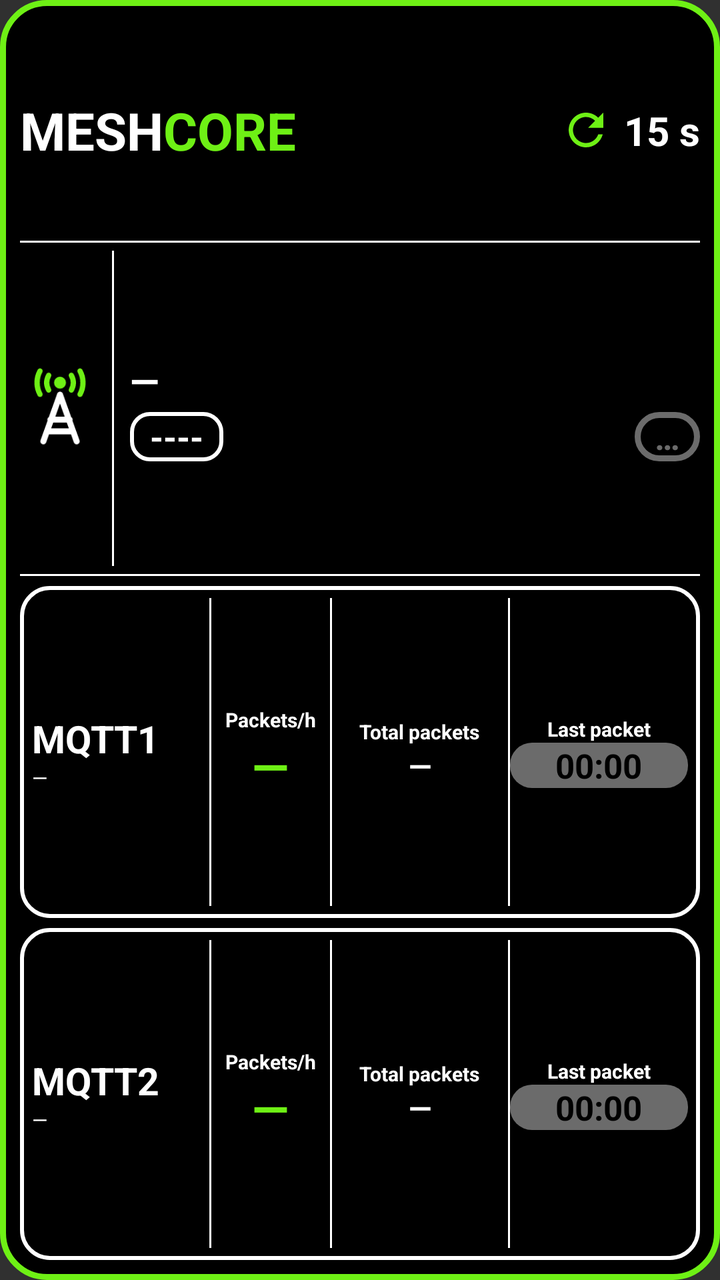
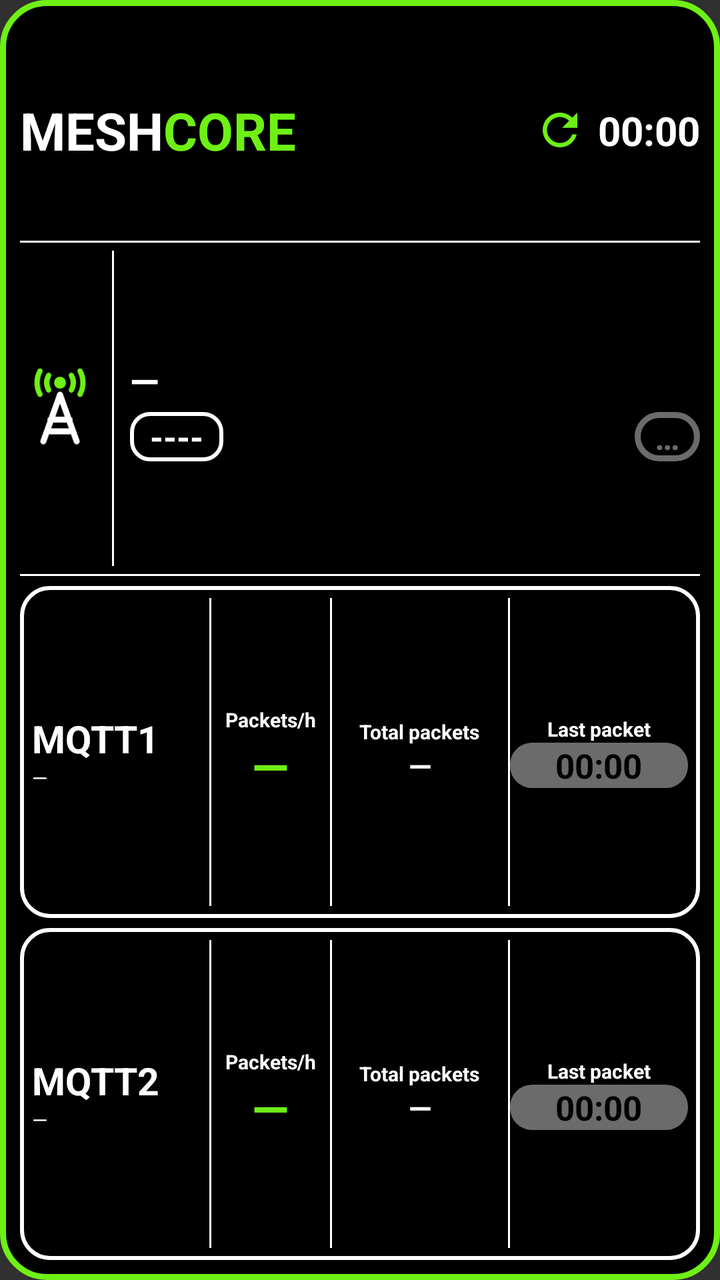

Compare the two renders of this Android layout. The source of the first and the diff that turns it into the second are given below.
<!-- AndroidManifest.xml: application theme android:Theme.Material.NoActionBar -->
<!-- res/layout/widget_observer.xml -->
<?xml version="1.0" encoding="utf-8"?>
<LinearLayout xmlns:android="http://schemas.android.com/apk/res/android"
    android:id="@+id/widget_root"
    android:layout_width="match_parent"
    android:layout_height="match_parent"
    android:orientation="vertical"
    android:padding="10dp"
    android:background="@drawable/widget_bg">

    
    <LinearLayout
        android:layout_width="match_parent"
        android:layout_height="0dp"
        android:layout_weight="2"
        android:orientation="horizontal"
        android:gravity="center_vertical">
        <TextView android:layout_width="wrap_content" android:layout_height="wrap_content"
            android:text="MESH" android:textColor="#FFFFFF" android:textStyle="bold" android:textSize="26sp" android:maxLines="1"/>
        <TextView android:layout_width="wrap_content" android:layout_height="wrap_content"
            android:text="CORE" android:textColor="#6EF015" android:textStyle="bold" android:textSize="26sp" android:maxLines="1"/>
        <FrameLayout android:layout_width="0dp" android:layout_height="1dp" android:layout_weight="1"/>
        <ImageView android:id="@+id/refresh_icon" android:layout_width="26dp" android:layout_height="26dp"
            android:src="@drawable/ic_refresh" android:contentDescription="@null"/>
        <TextView android:id="@+id/interval_text" android:layout_width="wrap_content" android:layout_height="wrap_content"
            android:layout_marginStart="6dp" android:text="15 s" android:textColor="#FFFFFF" android:textStyle="bold" android:textSize="20sp" android:maxLines="1"/>
    </LinearLayout>

    <FrameLayout android:layout_width="match_parent" android:layout_height="1dp" android:background="#FFFFFF"/>

    
    <LinearLayout
        android:layout_width="match_parent"
        android:layout_height="0dp"
        android:layout_weight="3"
        android:orientation="horizontal"
        android:gravity="center_vertical"
        android:paddingTop="4dp" android:paddingBottom="4dp">
        <ImageView android:layout_width="40dp" android:layout_height="40dp"
            android:src="@drawable/ic_tower" android:contentDescription="@null"/>
        <FrameLayout android:layout_width="1dp" android:layout_height="match_parent" android:layout_marginStart="6dp" android:layout_marginEnd="8dp" android:background="#FFFFFF"/>
        <LinearLayout android:layout_width="0dp" android:layout_height="wrap_content" android:layout_weight="1" android:orientation="vertical">
            <TextView android:id="@+id/obs_name" android:layout_width="match_parent" android:layout_height="wrap_content"
                android:text="—" android:textColor="#FFFFFF" android:textStyle="bold" android:textSize="19sp" android:maxLines="1" android:ellipsize="end"/>
            <LinearLayout android:layout_width="match_parent" android:layout_height="wrap_content" android:orientation="horizontal" android:gravity="center_vertical" android:layout_marginTop="3dp">
                <TextView android:id="@+id/obs_hash" android:layout_width="wrap_content" android:layout_height="wrap_content"
                    android:background="@drawable/badge_outline" android:paddingStart="10dp" android:paddingEnd="10dp" android:paddingTop="1dp" android:paddingBottom="1dp"
                    android:text="----" android:textColor="#FFFFFF" android:textStyle="bold" android:textSize="17sp" android:maxLines="1"/>
                <FrameLayout android:layout_width="0dp" android:layout_height="1dp" android:layout_weight="1"/>
                <TextView android:id="@+id/obs_live" android:layout_width="wrap_content" android:layout_height="wrap_content"
                    android:background="@drawable/live_gray" android:paddingStart="10dp" android:paddingEnd="10dp" android:paddingTop="1dp" android:paddingBottom="1dp"
                    android:text="…" android:textColor="#6B6B6B" android:textStyle="bold" android:textSize="17sp" android:maxLines="1"/>
            </LinearLayout>
        </LinearLayout>
    </LinearLayout>

    <FrameLayout android:layout_width="match_parent" android:layout_height="1dp" android:background="#FFFFFF" android:layout_marginBottom="5dp"/>

    
    <LinearLayout
        android:layout_width="match_parent" android:layout_height="0dp" android:layout_weight="3"
        android:orientation="horizontal" android:gravity="center_vertical"
        android:background="@drawable/card_outline" android:padding="6dp">
        <LinearLayout android:layout_width="0dp" android:layout_height="wrap_content" android:layout_weight="3" android:orientation="vertical">
            <TextView android:layout_width="wrap_content" android:layout_height="wrap_content" android:text="MQTT1" android:textColor="#FFFFFF" android:textStyle="bold" android:textSize="19sp" android:maxLines="1"/>
            <TextView android:id="@+id/m1_host" android:layout_width="match_parent" android:layout_height="wrap_content" android:text="—" android:textColor="#FFFFFF" android:textSize="10sp" android:maxLines="1" android:ellipsize="end"/>
        </LinearLayout>
        <FrameLayout android:layout_width="1dp" android:layout_height="match_parent" android:background="#FFFFFF"/>
        <LinearLayout android:layout_width="0dp" android:layout_height="wrap_content" android:layout_weight="2" android:orientation="vertical" android:gravity="center_horizontal">
            <TextView android:layout_width="wrap_content" android:layout_height="wrap_content" android:text="Packets/h" android:textColor="#FFFFFF" android:textStyle="bold" android:textSize="10sp" android:maxLines="1"/>
            <TextView android:id="@+id/m1_hour" android:layout_width="wrap_content" android:layout_height="wrap_content" android:text="—" android:textColor="#6EF015" android:textStyle="bold" android:textSize="24sp" android:maxLines="1"/>
        </LinearLayout>
        <LinearLayout android:id="@+id/m1_total_col" android:layout_width="0dp" android:layout_height="match_parent" android:layout_weight="3" android:orientation="horizontal" android:gravity="center_vertical">
        <FrameLayout android:layout_width="1dp" android:layout_height="match_parent" android:background="#FFFFFF"/>
        <LinearLayout android:layout_width="0dp" android:layout_height="wrap_content" android:layout_weight="1" android:orientation="vertical" android:gravity="center_horizontal">
            <TextView android:layout_width="wrap_content" android:layout_height="wrap_content" android:text="Total packets" android:textColor="#FFFFFF" android:textStyle="bold" android:textSize="10sp" android:maxLines="1"/>
            <TextView android:id="@+id/m1_total" android:layout_width="wrap_content" android:layout_height="wrap_content" android:text="—" android:textColor="#FFFFFF" android:textStyle="bold" android:textSize="15sp" android:maxLines="1"/>
        </LinearLayout>
        </LinearLayout>
        <FrameLayout android:layout_width="1dp" android:layout_height="match_parent" android:background="#FFFFFF"/>
        <LinearLayout android:layout_width="0dp" android:layout_height="wrap_content" android:layout_weight="3" android:orientation="vertical" android:gravity="center_horizontal">
            <TextView android:layout_width="wrap_content" android:layout_height="wrap_content" android:text="Last packet" android:textColor="#FFFFFF" android:textStyle="bold" android:textSize="10sp" android:maxLines="1"/>
            <Chronometer android:id="@+id/m1_last" android:layout_width="match_parent" android:layout_height="wrap_content" android:gravity="center" android:background="@drawable/pill_gray" android:text="—" android:textColor="#000000" android:textStyle="bold" android:textSize="17sp" android:maxLines="1"/>
        </LinearLayout>
    </LinearLayout>

    <FrameLayout android:layout_width="match_parent" android:layout_height="5dp"/>

    
    <LinearLayout
        android:layout_width="match_parent" android:layout_height="0dp" android:layout_weight="3"
        android:orientation="horizontal" android:gravity="center_vertical"
        android:background="@drawable/card_outline" android:padding="6dp">
        <LinearLayout android:layout_width="0dp" android:layout_height="wrap_content" android:layout_weight="3" android:orientation="vertical">
            <TextView android:layout_width="wrap_content" android:layout_height="wrap_content" android:text="MQTT2" android:textColor="#FFFFFF" android:textStyle="bold" android:textSize="19sp" android:maxLines="1"/>
            <TextView android:id="@+id/m2_host" android:layout_width="match_parent" android:layout_height="wrap_content" android:text="—" android:textColor="#FFFFFF" android:textSize="10sp" android:maxLines="1" android:ellipsize="end"/>
        </LinearLayout>
        <FrameLayout android:layout_width="1dp" android:layout_height="match_parent" android:background="#FFFFFF"/>
        <LinearLayout android:layout_width="0dp" android:layout_height="wrap_content" android:layout_weight="2" android:orientation="vertical" android:gravity="center_horizontal">
            <TextView android:layout_width="wrap_content" android:layout_height="wrap_content" android:text="Packets/h" android:textColor="#FFFFFF" android:textStyle="bold" android:textSize="10sp" android:maxLines="1"/>
            <TextView android:id="@+id/m2_hour" android:layout_width="wrap_content" android:layout_height="wrap_content" android:text="—" android:textColor="#6EF015" android:textStyle="bold" android:textSize="24sp" android:maxLines="1"/>
        </LinearLayout>
        <LinearLayout android:id="@+id/m2_total_col" android:layout_width="0dp" android:layout_height="match_parent" android:layout_weight="3" android:orientation="horizontal" android:gravity="center_vertical">
        <FrameLayout android:layout_width="1dp" android:layout_height="match_parent" android:background="#FFFFFF"/>
        <LinearLayout android:layout_width="0dp" android:layout_height="wrap_content" android:layout_weight="1" android:orientation="vertical" android:gravity="center_horizontal">
            <TextView android:layout_width="wrap_content" android:layout_height="wrap_content" android:text="Total packets" android:textColor="#FFFFFF" android:textStyle="bold" android:textSize="10sp" android:maxLines="1"/>
            <TextView android:id="@+id/m2_total" android:layout_width="wrap_content" android:layout_height="wrap_content" android:text="—" android:textColor="#FFFFFF" android:textStyle="bold" android:textSize="15sp" android:maxLines="1"/>
        </LinearLayout>
        </LinearLayout>
        <FrameLayout android:layout_width="1dp" android:layout_height="match_parent" android:background="#FFFFFF"/>
        <LinearLayout android:layout_width="0dp" android:layout_height="wrap_content" android:layout_weight="3" android:orientation="vertical" android:gravity="center_horizontal">
            <TextView android:layout_width="wrap_content" android:layout_height="wrap_content" android:text="Last packet" android:textColor="#FFFFFF" android:textStyle="bold" android:textSize="10sp" android:maxLines="1"/>
            <Chronometer android:id="@+id/m2_last" android:layout_width="match_parent" android:layout_height="wrap_content" android:gravity="center" android:background="@drawable/pill_gray" android:text="—" android:textColor="#000000" android:textStyle="bold" android:textSize="17sp" android:maxLines="1"/>
        </LinearLayout>
    </LinearLayout>
</LinearLayout>
<!-- resources referenced by this layout -->
<resources>
  <!-- drawable badge_outline (drawable) -->
  <?xml version="1.0" encoding="utf-8"?>
  <shape xmlns:android="http://schemas.android.com/apk/res/android" android:shape="rectangle">
      <solid android:color="#000000"/>
      <stroke android:width="2dp" android:color="#FFFFFF"/>
      <corners android:radius="9dp"/>
  </shape>
  <!-- drawable card_outline (drawable) -->
  <?xml version="1.0" encoding="utf-8"?>
  <shape xmlns:android="http://schemas.android.com/apk/res/android" android:shape="rectangle">
      <solid android:color="#000000"/>
      <stroke android:width="2dp" android:color="#FFFFFF"/>
      <corners android:radius="14dp"/>
  </shape>
  <!-- drawable ic_refresh (drawable) -->
  <?xml version="1.0" encoding="utf-8"?>
  <vector xmlns:android="http://schemas.android.com/apk/res/android" android:width="24dp" android:height="24dp" android:viewportWidth="24" android:viewportHeight="24">
      <path android:fillColor="#6EF015" android:pathData="M17.65,6.35C16.2,4.9 14.21,4 12,4c-4.42,0 -7.99,3.58 -7.99,8s3.57,8 7.99,8c3.73,0 6.84,-2.55 7.73,-6h-2.08c-0.82,2.33 -3.04,4 -5.65,4 -3.31,0 -6,-2.69 -6,-6s2.69,-6 6,-6c1.66,0 3.14,0.69 4.22,1.78L13,11h7V4l-2.35,2.35z"/>
  </vector>
  <!-- drawable ic_tower (drawable) -->
  <?xml version="1.0" encoding="utf-8"?>
  <vector xmlns:android="http://schemas.android.com/apk/res/android" android:width="48dp" android:height="48dp" android:viewportWidth="24" android:viewportHeight="24">
      <path android:fillColor="#6EF015" android:pathData="M12,4.4m-1.8,0a1.8,1.8 0,1 1,3.6 0a1.8,1.8 0,1 1,-3.6 0"/>
      <path android:strokeColor="#6EF015" android:strokeWidth="1.6" android:strokeLineCap="round" android:pathData="M8.6,2.2A4.6,4.6 0,0 0,8.6,6.6M15.4,2.2A4.6,4.6 0,0 1,15.4,6.6M6,0.9A7.4,7.4 0,0 0,6,7.9M18,0.9A7.4,7.4 0,0 1,18,7.9"/>
      <path android:strokeColor="#FFFFFF" android:strokeWidth="1.8" android:strokeLineCap="round" android:strokeLineJoin="round" android:pathData="M12,8L7,22M12,8L17,22M9.1,15.5L14.9,15.5M8.2,19L15.8,19"/>
  </vector>
  <!-- drawable live_gray (drawable) -->
  <?xml version="1.0" encoding="utf-8"?>
  <shape xmlns:android="http://schemas.android.com/apk/res/android" android:shape="rectangle">
      <solid android:color="#000000"/>
      <stroke android:width="3dp" android:color="#6B6B6B"/>
      <corners android:radius="12dp"/>
  </shape>
  <!-- drawable pill_gray (drawable) -->
  <?xml version="1.0" encoding="utf-8"?>
  <shape xmlns:android="http://schemas.android.com/apk/res/android" android:shape="rectangle">
      <solid android:color="#6B6B6B"/>
      <corners android:radius="11dp"/>
  </shape>
  <!-- drawable widget_bg (drawable) -->
  <?xml version="1.0" encoding="utf-8"?>
  <shape xmlns:android="http://schemas.android.com/apk/res/android" android:shape="rectangle">
      <solid android:color="#000000"/>
      <stroke android:width="3dp" android:color="#6EF015"/>
      <corners android:radius="22dp"/>
  </shape>
</resources>

<!-- the commit's change to res/layout/widget_observer.xml (unified diff, before → after) -->
@@ -21,7 +21,7 @@
         <FrameLayout android:layout_width="0dp" android:layout_height="1dp" android:layout_weight="1"/>
         <ImageView android:id="@+id/refresh_icon" android:layout_width="26dp" android:layout_height="26dp"
             android:src="@drawable/ic_refresh" android:contentDescription="@null"/>
-        <TextView android:id="@+id/interval_text" android:layout_width="wrap_content" android:layout_height="wrap_content"
+        <Chronometer android:id="@+id/interval_text" android:layout_width="wrap_content" android:layout_height="wrap_content"
             android:layout_marginStart="6dp" android:text="15 s" android:textColor="#FFFFFF" android:textStyle="bold" android:textSize="20sp" android:maxLines="1"/>
     </LinearLayout>
 
